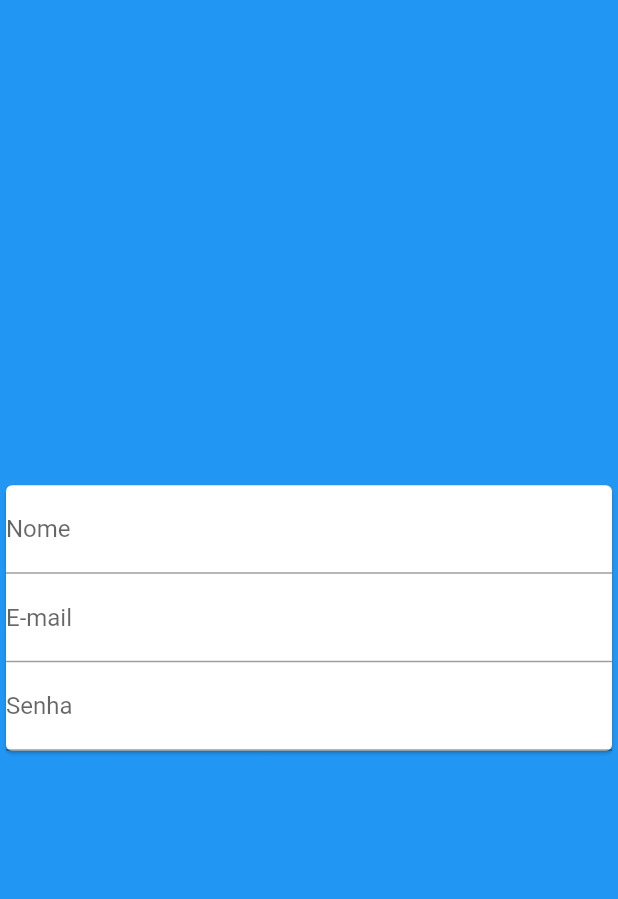
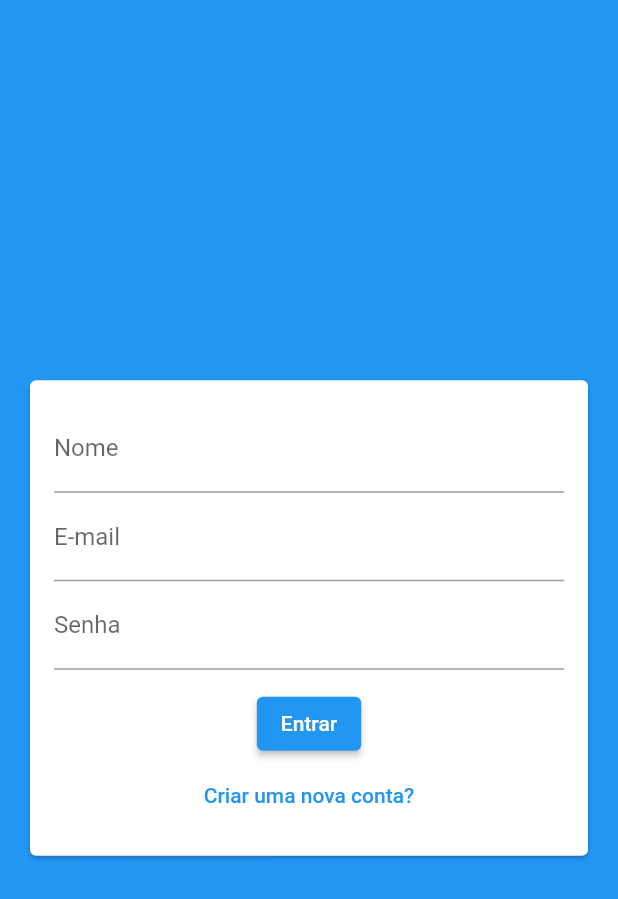
Before and after one commit to saulogusmao/proj_chat, a Flutter app: the screen it shows after launch, on a phone screen of 412 x 824 dp. Shown: the top 899 px of the screen. Run offline on Flutter 3.47's test engine with Material 2 defaults, Android fonts, the phone set to English and light mode, and no system bars.

Commit message:
AuthPage part1

```diff
--- a/lib/components/auth_form.dart
+++ b/lib/components/auth_form.dart
@@ -9,6 +9,9 @@ class AuthForm extends StatelessWidget {
   @override
   Widget build(BuildContext context) {
     return Card(
+      margin: EdgeInsets.all(20),
+      child: Padding(
+        padding: EdgeInsets.all(16),
         child: Form(
           child: Column(
             children: [
@@ -22,7 +25,17 @@ class AuthForm extends StatelessWidget {
                 obscureText: true,
                 decoration: InputDecoration(labelText: 'Senha'),
               ),
+              SizedBox(height: 12),
+              ElevatedButton(
+                onPressed: () {},
+                child: Text('Entrar'),
+              ),
+              TextButton(
+                onPressed: () {},
+                child: Text('Criar uma nova conta?'),
+              ),
             ],
+          ),
         ),
       ),
     );
```
Lines whose indentation alone changed are shown as unchanged.
